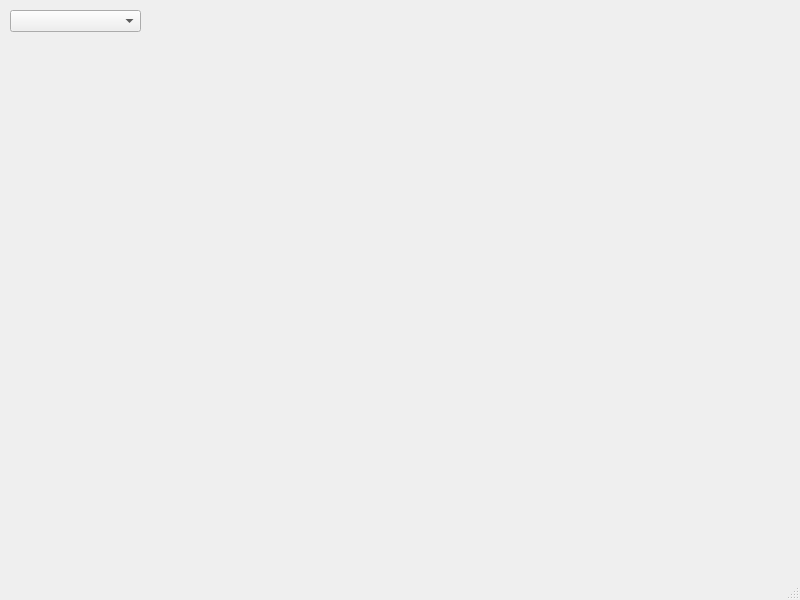
This is mainwindow.ui in VarionDrakon/UICD.Configurator as Qt 5 draws it before an edit. The edited form follows.
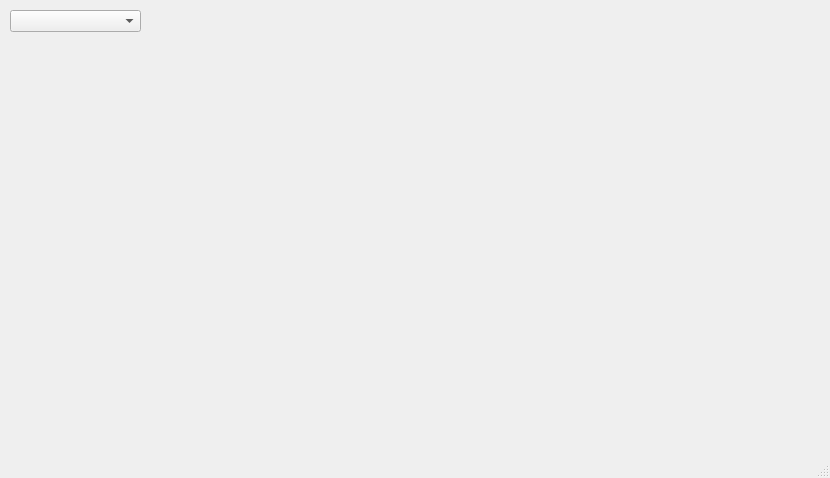
This is the edited form.

```diff
--- a/mainwindow.ui
+++ b/mainwindow.ui
@@ -9,8 +9,8 @@
    <rect>
     <x>0</x>
     <y>0</y>
-    <width>800</width>
-    <height>600</height>
+    <width>830</width>
+    <height>478</height>
    </rect>
   </property>
   <property name="windowTitle">
```
Left out of the diff: 2 changed lines with no effect on the pictures.
